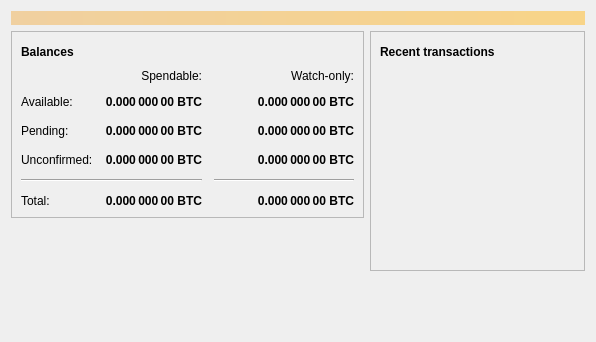
First picture: the form in src/qt/forms/overviewpage.ui, repository bitnet-io/bitnet-core, before the edit.
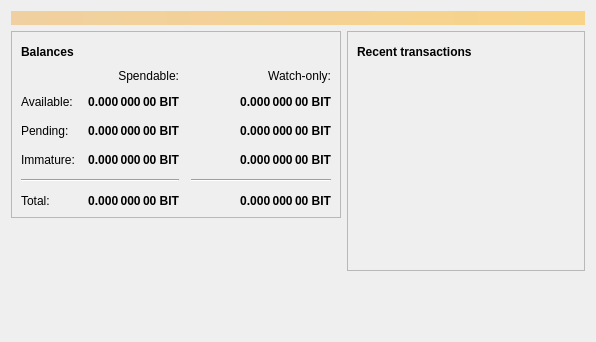
Second picture: the form after the edit. Icons and pictures are not drawn.

```diff
--- a/src/qt/forms/overviewpage.ui
+++ b/src/qt/forms/overviewpage.ui
@@ -129,7 +129,7 @@
                <string>Unconfirmed transactions to watch-only addresses</string>
               </property>
               <property name="text">
-               <string notr="true">0.000 000 00 BTC</string>
+               <string notr="true">0.000 000 00 BIT</string>
               </property>
               <property name="alignment">
                <set>Qt::AlignRight|Qt::AlignTrailing|Qt::AlignVCenter</set>
@@ -154,7 +154,7 @@
                <string>Total of transactions that have yet to be confirmed, and do not yet count toward the spendable balance</string>
               </property>
               <property name="text">
-               <string notr="true">0.000 000 00 BTC</string>
+               <string notr="true">0.000 000 00 BIT</string>
               </property>
               <property name="alignment">
                <set>Qt::AlignRight|Qt::AlignTrailing|Qt::AlignVCenter</set>
@@ -179,7 +179,7 @@
                <string>Mined balance in watch-only addresses that has not yet matured</string>
               </property>
               <property name="text">
-               <string notr="true">0.000 000 00 BTC</string>
+               <string notr="true">0.000 000 00 BIT</string>
               </property>
               <property name="alignment">
                <set>Qt::AlignRight|Qt::AlignTrailing|Qt::AlignVCenter</set>
@@ -237,7 +237,7 @@
                <string>Mined balance that has not yet matured</string>
               </property>
               <property name="text">
-               <string notr="true">0.000 000 00 BTC</string>
+               <string notr="true">0.000 000 00 BIT</string>
               </property>
               <property name="alignment">
                <set>Qt::AlignRight|Qt::AlignTrailing|Qt::AlignVCenter</set>
@@ -263,7 +263,7 @@
             <item row="3" column="0">
              <widget class="QLabel" name="labelImmatureText">
               <property name="text">
-               <string>Unconfirmed:</string>
+               <string>Immature:</string>
               </property>
              </widget>
             </item>
@@ -282,7 +282,7 @@
                <string>Your current total balance</string>
               </property>
               <property name="text">
-               <string notr="true">0.000 000 00 BTC</string>
+               <string notr="true">0.000 000 00 BIT</string>
               </property>
               <property name="alignment">
                <set>Qt::AlignRight|Qt::AlignTrailing|Qt::AlignVCenter</set>
@@ -307,7 +307,7 @@
                <string>Current total balance in watch-only addresses</string>
               </property>
               <property name="text">
-               <string notr="true">0.000 000 00 BTC</string>
+               <string notr="true">0.000 000 00 BIT</string>
               </property>
               <property name="alignment">
                <set>Qt::AlignRight|Qt::AlignTrailing|Qt::AlignVCenter</set>
@@ -349,7 +349,7 @@
                <string>Your current spendable balance</string>
               </property>
               <property name="text">
-               <string notr="true">0.000 000 00 BTC</string>
+               <string notr="true">0.000 000 00 BIT</string>
               </property>
               <property name="alignment">
                <set>Qt::AlignRight|Qt::AlignTrailing|Qt::AlignVCenter</set>
@@ -374,7 +374,7 @@
                <string>Your current balance in watch-only addresses</string>
               </property>
               <property name="text">
-               <string notr="true">0.000 000 00 BTC</string>
+               <string notr="true">0.000 000 00 BIT</string>
               </property>
               <property name="alignment">
                <set>Qt::AlignRight|Qt::AlignTrailing|Qt::AlignVCenter</set>
```
Left out of the diff: 19 changed lines with no effect on the pictures.
